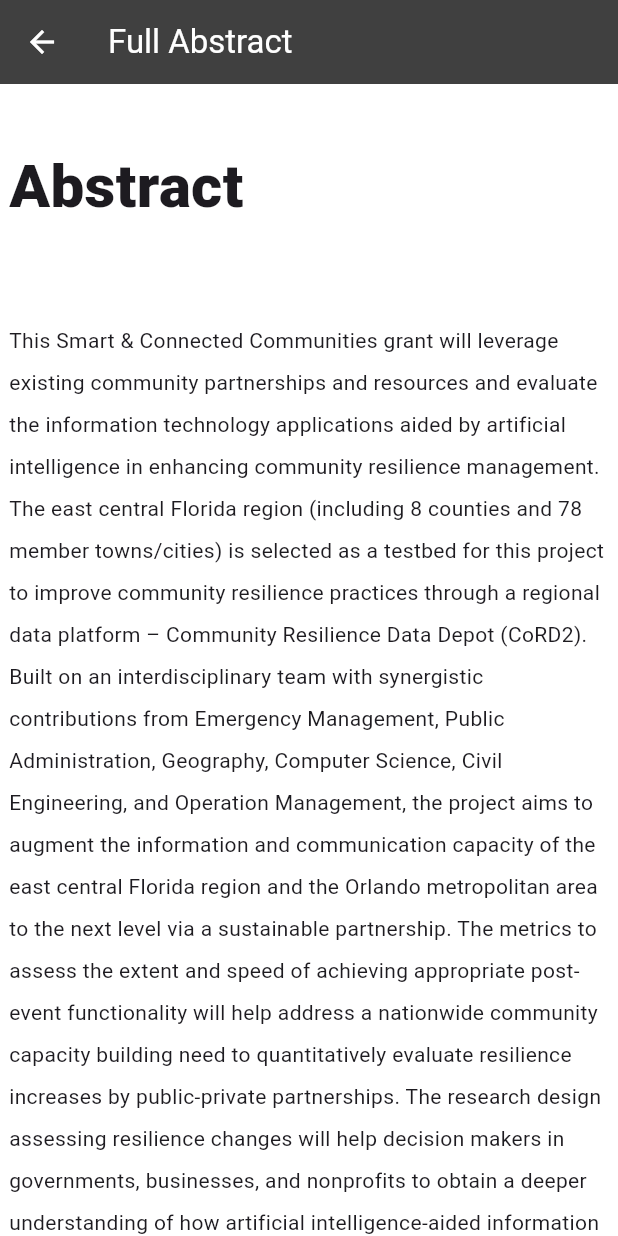
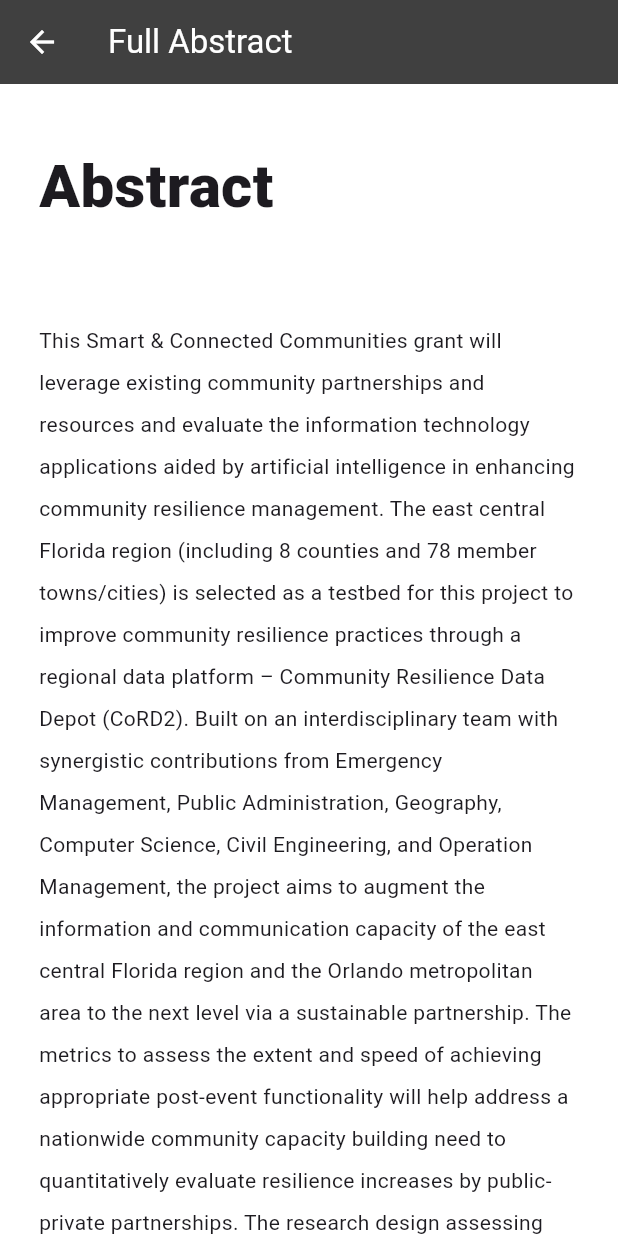
Before and after one commit to CoRD2-Senior-Design/CoRD2-Website, a Flutter app: the FullAbstractRoute screen opened directly, on a phone screen of 412 x 824 dp. Run offline on Flutter 3.47's test engine with Material 2 defaults, Android fonts, the phone set to English and light mode, and no system bars; drawn by our look-alikes of auto_size_text.

Commit message:
KAN-2 Added tooltips to links, added padding to abstract page

```diff
--- a/lib/main.dart
+++ b/lib/main.dart
@@ -203,7 +203,7 @@ class HomePage extends StatelessWidget {
     );
   }
 
-  // Returns the article title as an AutoSizeText widget
+  // Returns a widget for the article title
   Tooltip _displayArticleTitle(TextStyle linkStyle) {
     String titleLink =
         'https://www.nsf.gov/awardsearch/showAward?AWD_ID=1952792&HistoricalAwards=false';
@@ -227,7 +227,7 @@ class HomePage extends StatelessWidget {
     );
   }
 
-  // Returns an image of the NFS logo as a Padding widget
+  // Returns an image of the NFS logo as a Widget
   Padding _displayNFSLogo(String imgSrc) {
     return Padding(
       padding: const EdgeInsets.only(right: 20),
@@ -238,16 +238,16 @@ class HomePage extends StatelessWidget {
     );
   }
 
-  // Returns the article abstract as a Column widget
+  // Returns the article abstract as a widget
   Column _displayArticleAbstract(
       TextStyle linkStyle, TextStyle bodyStyle, BuildContext context) {
     return Column(
       crossAxisAlignment: CrossAxisAlignment.start,
       children: [
-        RichText(
+        Tooltip(
+          message: 'Full Abstract',
+          child: RichText(
             text: TextSpan(
-            children: <TextSpan>[
-              TextSpan(
               text: 'Abstract',
               style: linkStyle,
               recognizer: TapGestureRecognizer()
@@ -259,7 +259,6 @@ class HomePage extends StatelessWidget {
                   );
                 },
             ),
-            ],
           ),
         ),
         const Padding(
@@ -342,6 +341,7 @@ class FullAbstractRoute extends StatelessWidget {
             child: Container(
               alignment: Alignment.topLeft,
               width: bodyWidth,
+              padding: const EdgeInsets.symmetric(horizontal: 20),
               child: Column(
                 mainAxisSize: MainAxisSize.min,
                 crossAxisAlignment: CrossAxisAlignment.start,
@@ -354,12 +354,12 @@ class FullAbstractRoute extends StatelessWidget {
                           TextStyle(fontSize: 40, fontWeight: FontWeight.w900),
                     ),
                   ),
-                  AutoSizeText(
+                  Text(
                     'This Smart & Connected Communities grant will leverage existing community partnerships and resources and evaluate the information technology applications aided by artificial intelligence in enhancing community resilience management. The east central Florida region (including 8 counties and 78 member towns/cities) is selected as a testbed for this project to improve community resilience practices through a regional data platform – Community Resilience Data Depot (CoRD2). Built on an interdisciplinary team with synergistic contributions from Emergency Management, Public Administration, Geography, Computer Science, Civil Engineering, and Operation Management, the project aims to augment the information and communication capacity of the east central Florida region and the Orlando metropolitan area to the next level via a sustainable partnership. The metrics to assess the extent and speed of achieving appropriate post-event functionality will help address a nationwide community capacity building need to quantitatively evaluate resilience increases by public-private partnerships. The research design assessing resilience changes will help decision makers in governments, businesses, and nonprofits to obtain a deeper understanding of how artificial intelligence-aided information technologies can advance collective decision making to reduce community vulnerability and enhance resilience.',
                     style: bodyStyle,
                   ),
                   const Padding(padding: EdgeInsets.only(bottom: 20)),
-                  AutoSizeText(
+                  Text(
                     'The research involves developing an integrative framework to evaluate smart technology advances that foster community partnerships and enhance community connectedness in resilience management; filling research gaps in modeling community partnership characteristics and examining design and implementation networks among cross-sector partners for community resilience efforts; creating a holistic approach to comparing community resilience functionality changes by research intervention and an actual hazard event; and building CoRD2 for resilience data sharing and integration among public, private, and nonprofit sectors to support real-time collective decision making. The novel methodologies include collecting and calibrating multi-dimensional data from behavioral surveys, policy and plan documents, social media posts, and an in-house drill with pre-/post-surveys; creating converged metrics for evaluating community resilience from an organizational perspective; providing next-generation computational solutions for processing disaster response data flowing in the regional data platform as peak influxes; developing real-time machine learning algorithms and software capacities for social media big data analytics (texts and images); and modeling organizational resilience capacity and multidimensional community resilience functionality.',
                     style: bodyStyle,
                   ),
```
Lines whose indentation alone changed are shown as unchanged.
